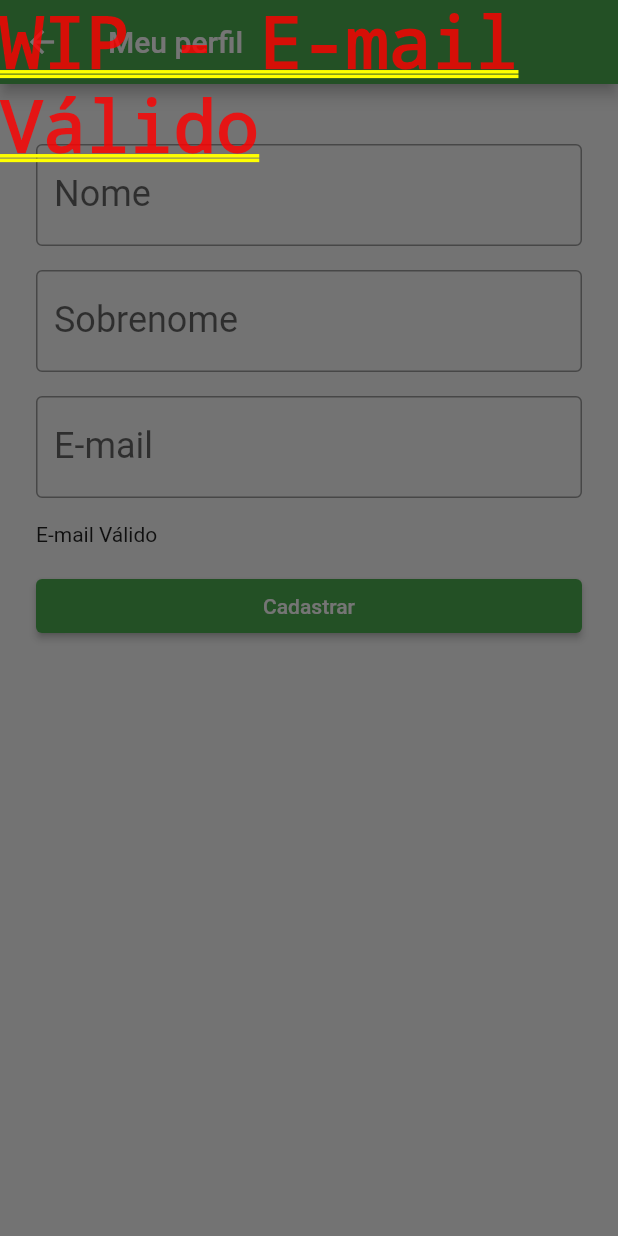
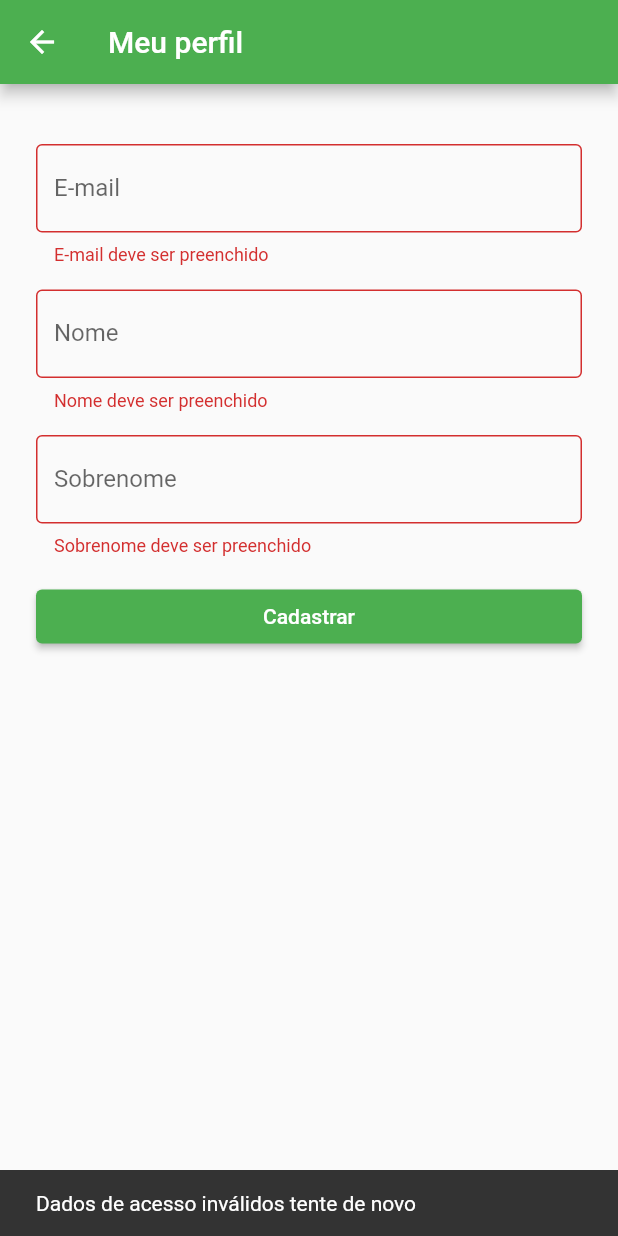
Before and after one commit to betotechera/aplicativosaude, a Flutter app: the MyProfileForm screen opened directly, after a tap on "Cadastrar", on a phone screen of 412 x 824 dp. Run offline on Flutter 3.47's test engine with Material 2 defaults, Android fonts, the phone set to English and light mode, and no system bars; our stand-ins replace camera, carousel_slider, email_validator, flutter_redux, google_maps_flutter and 1 more; missing offline and left inert: dart:ffi, package_examples, requests; statements that could not run were skipped.

Commit message:
WIP Version

```diff
--- /dev/null
+++ b/lib/Views/myprofileform.dart
@@ -0,0 +1,148 @@
+import 'package:email_validator/email_validator.dart';
+import 'package:flutter/material.dart';
+import 'package:healthpayments/components/progress_wait.dart';
+
+class MyProfileForm extends StatefulWidget {
+  /// => Registration form user profile data
+  const MyProfileForm({Key? key}) : super(key: key);
+
+  @override
+  State<MyProfileForm> createState() => _MyProfileFormState();
+}
+
+class _MyProfileFormState extends State<MyProfileForm> {
+  //final  _userId = Uuid().v4() ;
+  final formKey = GlobalKey<FormState>();
+  final String userEmail = 'beto.techera@gmail.com';
+  final TextEditingController _userName = TextEditingController();
+  final TextEditingController _userSurname = TextEditingController();
+  final TextEditingController _userEmail = TextEditingController();
+  bool _sending = false;
+
+  @override
+  Widget build(BuildContext context) {
+    return Scaffold(
+      appBar: AppBar(
+        title: const Text('Meu perfil'),
+      ),
+      body: Padding(
+        padding: const EdgeInsets.all(8.0),
+        child: SingleChildScrollView(
+          child: Padding(
+            padding: const EdgeInsets.all(16.0),
+            child: Form(
+              key: formKey,
+              child: Column(
+                crossAxisAlignment: CrossAxisAlignment.start,
+                children: <Widget>[
+                  Visibility(
+                    child: Padding(
+                      padding: const EdgeInsets.all(8.0),
+                      child: ProgressWait(
+                        mensage: 'Carregando...',
+                      ),
+                    ),
+                    visible: _sending,
+                  ),
+                  Padding(
+                    padding: const EdgeInsets.only(top: 16.0),
+                    child: TextFormField(
+                      autovalidateMode: AutovalidateMode.onUserInteraction,
+                      validator: (value) {
+                        if (value == null || value.isEmpty) {
+                          return 'E-mail deve ser preenchido';
+                        } else if (EmailValidator.validate(value) == false) {
+                          return 'E-mail inválido';
+                        }
+                      },
+                      controller: _userEmail,
+                      style: TextStyle(fontSize: 16.0),
+                      decoration: InputDecoration(
+                        border: OutlineInputBorder(),
+                        labelText: 'E-mail',
+                        helperText: 'Informe seu e-mail pessoal',
+                        hintText: 'seuemail@email.com',
+                      ),
+                      keyboardType: TextInputType.emailAddress,
+                    ),
+                  ),
+                  Padding(
+                    padding: const EdgeInsets.only(top: 16.0),
+                    child: TextFormField(
+                      autovalidateMode: AutovalidateMode.onUserInteraction,
+                      controller: _userName,
+                      validator: (String? value) {
+                        if (value == null || value.isEmpty) {
+                          return 'Nome deve ser preenchido';
+                        } else if (value.length < 3) {
+                          return 'Nome deve ter mais de três caracteres';
+                        }
+                      },
+                      style: TextStyle(fontSize: 16.0),
+                      decoration: InputDecoration(
+                        border: OutlineInputBorder(),
+                        labelText: 'Nome',
+                        helperText: 'Informe seu nome',
+                        hintText: 'Seu Nome',
+                      ),
+                      keyboardType: TextInputType.name,
+                    ),
+                  ),
+                  Padding(
+                    padding: const EdgeInsets.only(top: 16.0),
+                    child: TextFormField(
+                      autovalidateMode: AutovalidateMode.onUserInteraction,
+                      validator: (String? value) {
+                        if (value == null || value.isEmpty) {
+                          return 'Sobrenome deve ser preenchido';
+                        } else if (value.length < 3) {
+                          return 'Sobrenome deve ter mais de três caracteres';
+                        }
+                      },
+                      controller: _userSurname,
+                      style: TextStyle(fontSize: 16.0),
+                      decoration: InputDecoration(
+                        labelText: 'Sobrenome',
+                        border: OutlineInputBorder(),
+                        helperText: 'Informe seu sobrenome',
+                        hintText: 'Sobrenome',
+                      ),
+                      keyboardType: TextInputType.name,
+                    ),
+                  ),
+                  Padding(
+                    padding: const EdgeInsets.only(top: 16.0),
+                    child: SizedBox(
+                      width: double.maxFinite,
+                      child: ElevatedButton(
+                        child: Text('Cadastrar'),
+                        onPressed: () {
+                          _checkProfile(context);
+                        },
+                      ),
+                    ),
+                  ),
+                ],
+              ),
+            ),
+          ),
+        ),
+      ),
+    );
+  }
+
+  void _checkProfile(BuildContext context) {
+    if (formKey.currentState!.validate()) {
+      final snackBar = SnackBar(
+        content: Text('Dados de acesso atualizados'),
+      );
+
+      ScaffoldMessenger.of(context).showSnackBar(snackBar);
+    } else {
+      final snackBar = SnackBar(
+        content: Text('Dados de acesso inválidos tente de novo'),
+      );
+      ScaffoldMessenger.of(context).showSnackBar(snackBar);
+    }
+  }
+}
--- a/lib/example/autocompletetext.dart
+++ b/lib/example/autocompletetext.dart
@@ -19,8 +19,8 @@ class AutocompleteUser extends StatelessWidget {
 }
 
 @immutable
-class User {
-  const User({
+class UserData {
+  const UserData({
     required this.email,
     required this.name,
   });
--- a/lib/screens/myprofileform.dart
+++ /dev/null
@@ -1,135 +0,0 @@
-import 'package:email_validator/email_validator.dart';
-import 'package:flutter/material.dart';
-import 'package:healthpayments/components/centered_message.dart';
-import 'package:healthpayments/components/progress_wait.dart';
-
-class MyProfileForm extends StatefulWidget {
-  /// => Registration form user profile data
-  const MyProfileForm({Key? key}) : super(key: key);
-
-  @override
-  State<MyProfileForm> createState() => _MyProfileFormState();
-}
-
-class _MyProfileFormState extends State<MyProfileForm> {
-  //final TextEditingController _userId = Uuid().v4() as TextEditingController;
-  final TextEditingController _userName = TextEditingController();
-  final TextEditingController _userSurname = TextEditingController();
-  final TextEditingController _userEmail = TextEditingController();
-  bool _sending = false;
-  bool _isValid = true;
-
-  @override
-  Widget build(BuildContext context) {
-    return Scaffold(
-      appBar: AppBar(
-        title: const Text('Meu perfil'),
-      ),
-      body: Padding(
-        padding: const EdgeInsets.all(8.0),
-        child: SingleChildScrollView(
-          child: Padding(
-            padding: const EdgeInsets.all(16.0),
-            child: Column(
-              crossAxisAlignment: CrossAxisAlignment.start,
-              children: <Widget>[
-                Visibility(
-                  child: Padding(
-                    padding: const EdgeInsets.all(8.0),
-                    child: ProgressWait(
-                      mensage: 'Carregando...',
-                    ),
-                  ),
-                  visible: _sending,
-                ),
-                Padding(
-                  padding: const EdgeInsets.only(top: 16.0),
-                  child: TextFormField(
-                    validator: (value) {
-                      if (value!.isEmpty) {
-                      return 'E-mail deve ser preenchido';
-                      }
-                      return null;
-                    },
-                    controller: _userName,
-                    style: TextStyle(fontSize: 24.0),
-                    decoration: InputDecoration(
-                      border: OutlineInputBorder(),
-                      labelText: 'Nome',
-                      hintText: 'Informe seu nome ',
-                    ),
-                    keyboardType: TextInputType.name,
-                  ),
-                ),
-                Padding(
-                  padding: const EdgeInsets.only(top: 16.0),
-                  child: TextField(
-                    controller: _userSurname,
-                    style: TextStyle(fontSize: 24.0),
-                    decoration: InputDecoration(
-                        border: OutlineInputBorder(),
-                        labelText: 'Sobrenome',
-                        hintText: "Informe seu sobrenome"),
-                    keyboardType: TextInputType.name,
-                  ),
-                ),
-                Padding(
-                  padding: const EdgeInsets.only(top: 16.0),
-                  child: TextField(
-                    controller: _userEmail,
-                    style: TextStyle(fontSize: 24.0),
-                    decoration: InputDecoration(
-                      labelText: 'E-mail',
-                      border: OutlineInputBorder(),
-                      hintText: 'Informe seu e-mail',
-                    ),
-                    keyboardType: TextInputType.emailAddress,
-                    onChanged: (value) =>
-                    {
-                      setState(() {
-                        _isValid = EmailValidator.validate(value);
-                      })},
-                  ),
-                ),
-                Padding(
-                  padding: const EdgeInsets.only(top: 16.0),
-                  child: Text(_isValid ? 'E-mail Válido' : 'Email inválido'),
-                ),
-                Padding(
-                  padding: const EdgeInsets.only(top: 16.0),
-                  child: SizedBox(
-                    width: double.maxFinite,
-                    child: ElevatedButton(
-                      child: Text('Cadastrar'),
-                      onPressed: () {
-                        // final double value =
-                        // double.tryParse(_valueController.text);
-                        // final transactionCreated = Transaction(
-                        //   transactionId,
-                        //   value,
-                        //   widget.contact,
-                        // );
-                        showDialog(
-                            context: context,
-                            builder: (contextDialog) {
-                              return Text(_isValid
-                                  ? 'WIP - E-mail Válido'
-                                  : 'WIP - Email inválido');
-                              // return TransactionAuthDialog(
-                              //   onConfirm: (String password) {
-                              //     _save(transactionCreated, password, context);
-                              //   },
-                              // );
-                            });
-                      },
-                    ),
-                  ),
-                )
-              ],
-            ),
-          ),
-        ),)
-      ,
-    );
-  }
-}
```
Also changed, not shown: lib/Views/homepageform.dart (added, +75 -0 lines), lib/Views/loginForm.dart (added, +122 -0 lines), lib/Views/user_list.dart (added, +20 -0 lines), lib/data/dummyData.dart (added, +12 -0 lines), lib/models/users.dart (+17 -15 lines), lib/screens/loginForm.dart (deleted, +0 -112 lines), lib/Views/accreditednetwork.dart (renamed from lib/screens/accreditednetwork.dart), lib/Views/attendance.dart (renamed from lib/screens/attendance.dart), lib/Views/carouselfullimage.dart (renamed from lib/screens/carouselfullimage.dart), lib/Views/credits.dart (renamed from lib/screens/credits.dart), lib/Views/loginview.dart (renamed from lib/screens/loginview.dart), lib/Views/mainmenu.dart (renamed from lib/screens/mainmenu.dart), lib/Views/mainscreen.dart (renamed from lib/screens/mainscreen.dart), lib/Views/menuitem.dart (renamed from lib/screens/menuitem.dart), 2 more files.
